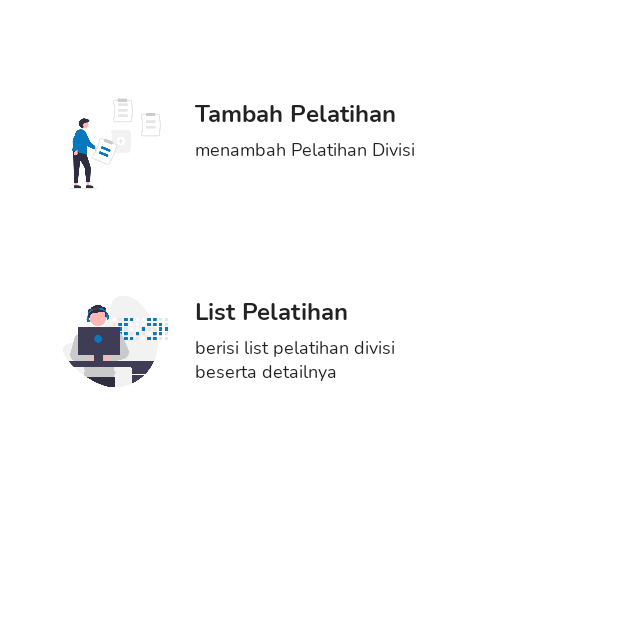
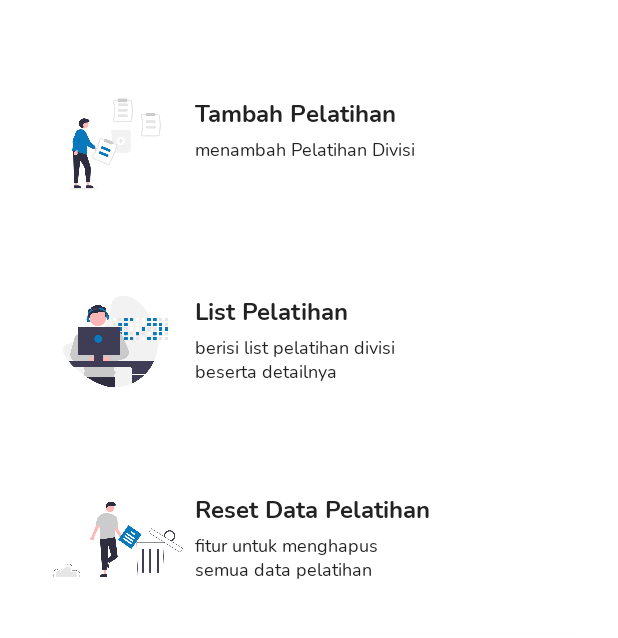
Before and after one commit to AfifOsama/DNCC, an Android app: the HomeAdminFragment screen opened through its navigation route, on a phone screen of 412 x 824 dp, the part 362-1000 px from its top. Run offline under Robolectric (Android 15) with nearby library versions, the phone set to English and light mode, and no system bars; our stand-ins replace Dagger/Hilt's generated code, Firebase (no records; nobody signed in at launch, a user with empty details on screens opened directly); plain views replace RoundedImageView.

Commit message:
add reset training at homeAdminFragment

```diff
--- a/app/src/main/java/com/dncc/dncc/presentation/home/admin/HomeAdminFragment.kt
+++ b/app/src/main/java/com/dncc/dncc/presentation/home/admin/HomeAdminFragment.kt
@@ -67,6 +67,7 @@ class HomeAdminFragment : Fragment() {
                     )
                 )
             }
+            cardMenu4.setOnClickListener { }
             headerHome.setOnClickListener {
                 findNavController().navigate(
                     HomeAdminFragmentDirections.actionHomeAdminFragmentToProfilFragment(
--- a/app/src/main/res/layout/fragment_home_admin.xml
+++ b/app/src/main/res/layout/fragment_home_admin.xml
@@ -272,6 +272,63 @@
                 </androidx.constraintlayout.widget.ConstraintLayout>
             </androidx.cardview.widget.CardView>
 
+            <androidx.cardview.widget.CardView
+                android:id="@+id/card_menu4"
+                android:layout_width="match_parent"
+                android:layout_height="wrap_content"
+                android:layout_marginHorizontal="16dp"
+                android:layout_marginTop="10dp"
+                android:layout_marginBottom="16dp"
+                android:elevation="8dp"
+                app:cardBackgroundColor="@color/white"
+                app:cardCornerRadius="10dp"
+                app:cardMaxElevation="12dp"
+                app:layout_constraintEnd_toEndOf="parent"
+                app:layout_constraintTop_toBottomOf="@id/card_menu3">
+
+                <androidx.constraintlayout.widget.ConstraintLayout
+                    android:layout_width="match_parent"
+                    android:layout_height="wrap_content">
+
+                    <ImageView
+                        android:id="@+id/img_reset"
+                        android:layout_width="90dp"
+                        android:layout_height="90dp"
+                        android:layout_margin="16dp"
+                        android:contentDescription="@string/pelatihan"
+                        android:src="@drawable/reset"
+                        app:layout_constraintBottom_toBottomOf="parent"
+                        app:layout_constraintStart_toStartOf="parent"
+                        app:layout_constraintTop_toTopOf="parent" />
+
+                    <TextView
+                        android:id="@+id/tv_reset"
+                        style="@style/nunitoBold_16"
+                        android:layout_width="wrap_content"
+                        android:layout_height="wrap_content"
+                        android:layout_marginStart="8dp"
+                        android:text="@string/reset_pelatihan"
+                        android:textColor="@color/black_text"
+                        app:layout_constraintBottom_toBottomOf="parent"
+                        app:layout_constraintStart_toEndOf="@id/img_reset"
+                        app:layout_constraintTop_toTopOf="parent"
+                        app:layout_constraintVertical_bias="0.3" />
+
+                    <TextView
+                        android:id="@+id/tv_description_reset"
+                        style="@style/nunitoRegular_12"
+                        android:layout_width="160dp"
+                        android:layout_height="wrap_content"
+                        android:layout_marginStart="8dp"
+                        android:layout_marginTop="4dp"
+                        android:text="@string/fitur_ini_digunakan_untuk_menghapus_semua_data_pelatihan"
+                        android:textColor="@color/black_text"
+                        app:layout_constraintStart_toEndOf="@id/img_reset"
+                        app:layout_constraintTop_toBottomOf="@id/tv_reset" />
+
+                </androidx.constraintlayout.widget.ConstraintLayout>
+            </androidx.cardview.widget.CardView>
+
             <com.google.android.material.progressindicator.CircularProgressIndicator
                 android:id="@+id/progress"
                 android:layout_width="wrap_content"
--- a/app/src/main/res/values/strings.xml
+++ b/app/src/main/res/values/strings.xml
@@ -146,4 +146,6 @@
     <string name="link_file_hint">Link File</string>
     <string name="link_file">Link file</string>
     <string name="link_file_belum_ada">Link file belum ada</string>
+    <string name="reset_pelatihan">Reset Data Pelatihan</string>
+    <string name="fitur_ini_digunakan_untuk_menghapus_semua_data_pelatihan">fitur untuk menghapus semua data pelatihan</string>
 </resources>
```
Also changed, not shown: app/src/main/res/drawable/reset.png (added).
